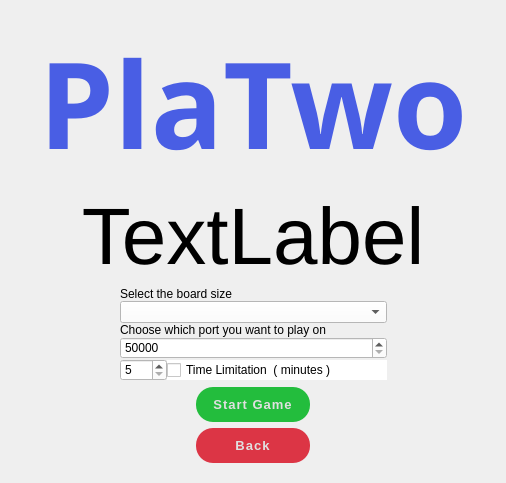
Old version of the form UI/Network/host_page.ui in the repository PlaTwo-project/PlaTwo.
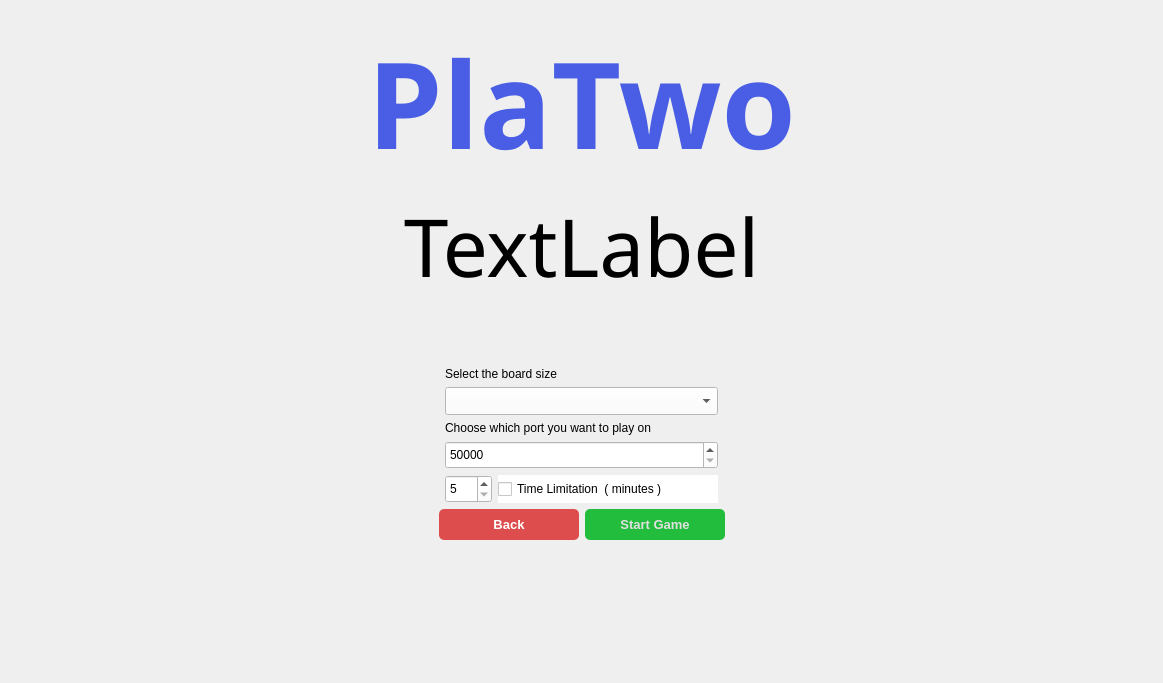
New version of the form.

```diff
--- a/UI/Network/host_page.ui
+++ b/UI/Network/host_page.ui
@@ -6,8 +6,8 @@
    <rect>
     <x>0</x>
     <y>0</y>
-    <width>506</width>
-    <height>412</height>
+    <width>1163</width>
+    <height>683</height>
    </rect>
   </property>
   <property name="windowTitle">
@@ -44,7 +44,7 @@
      </property>
      <widget class="QWidget" name="page_host_setting">
       <layout class="QGridLayout" name="gridLayout">
-       <item row="9" column="0">
+       <item row="10" column="0">
         <layout class="QHBoxLayout" name="horizontalLayout_3">
          <item>
           <spacer name="horizontalSpacer">
@@ -60,31 +60,74 @@
           </spacer>
          </item>
          <item>
-          <layout class="QVBoxLayout" name="verticalLayout">
+          <layout class="QHBoxLayout" name="horizontalLayout_2">
+           <item>
+            <widget class="QPushButton" name="pushButton_back">
+             <property name="minimumSize">
+              <size>
+               <width>140</width>
+               <height>0</height>
+              </size>
+             </property>
+             <property name="font">
+              <font>
+               <pointsize>10</pointsize>
+               <bold>true</bold>
+              </font>
+             </property>
+             <property name="styleSheet">
+              <string notr="true">QPushButton {
+    background-color: #DE4D4D;
+    color: white;
+    border: none;
+    border-radius: 5px;
+    padding: 8px 16px;
+    font-weight: bold;
+}
+
+QPushButton:hover {
+    background-color: #C42B1C;
+}
+
+QPushButton:pressed {
+    background-color: #B02719; 
+}
+</string>
+             </property>
+             <property name="text">
+              <string>Back</string>
+             </property>
+            </widget>
+           </item>
            <item>
             <widget class="QPushButton" name="pushButton_start">
+             <property name="minimumSize">
+              <size>
+               <width>140</width>
+               <height>0</height>
+              </size>
+             </property>
+             <property name="font">
+              <font>
+               <pointsize>10</pointsize>
+               <bold>true</bold>
+              </font>
+             </property>
              <property name="styleSheet">
               <string notr="true">QPushButton {
     background-color: #23BD3D;
     color: #e0e0e0;
-    border-radius: 17px;
-    padding: 10px 17px;
-    font-size: 13px;
+    border-radius: 5px;
+    padding: 8px 16px;
     font-weight: bold;
-    letter-spacing: 1px;
 }
 
 QPushButton:hover {
     background-color: #1D9E33;
-    border-color: #00c8ff;
-    color: white;
-    padding: 12px 18px;
-    font-size: 15px;
 }
 
 QPushButton:pressed {
     background-color: #19872C;
-    border-color: #0088aa;
 }
 </string>
              </property>
@@ -93,38 +136,6 @@
              </property>
             </widget>
            </item>
-           <item>
-            <widget class="QPushButton" name="pushButton_back">
-             <property name="styleSheet">
-              <string notr="true">QPushButton {
-    background-color: #DC3545;
-    color: #e0e0e0;
-    border-radius: 17px;
-    padding: 10px 17px;
-    font-size: 13px;
-    font-weight: bold;
-    letter-spacing: 1px;
-}
-
-QPushButton:hover {
-    background-color: #DC1F22;
-    border-color: #00c8ff;
-    color: white;
-    padding: 12px 28px;
-    font-size: 15px;
-}
-
-QPushButton:pressed {
-    background-color: #C91C1F;
-    border-color: #0088aa;
-}
-</string>
-             </property>
-             <property name="text">
-              <string>Back</string>
-             </property>
-            </widget>
-           </item>
           </layout>
          </item>
          <item>
@@ -142,10 +153,49 @@
          </item>
         </layout>
        </item>
-       <item row="8" column="0">
+       <item row="0" column="0">
+        <widget class="QLabel" name="label_3">
+         <property name="font">
+          <font>
+           <family>Orbitron</family>
+           <pointsize>90</pointsize>
+           <bold>true</bold>
+          </font>
+         </property>
+         <property name="styleSheet">
+          <string notr="true">color: #495ee4;</string>
+         </property>
+         <property name="text">
+          <string>PlaTwo</string>
+         </property>
+         <property name="alignment">
+          <set>Qt::AlignmentFlag::AlignHCenter|Qt::AlignmentFlag::AlignTop</set>
+         </property>
+        </widget>
+       </item>
+       <item row="1" column="0">
+        <widget class="QLabel" name="label_game_name">
+         <property name="font">
+          <font>
+           <family>Orbitron SemiBold</family>
+           <pointsize>60</pointsize>
+          </font>
+         </property>
+         <property name="styleSheet">
+          <string notr="true">color: #000000;</string>
+         </property>
+         <property name="text">
+          <string>TextLabel</string>
+         </property>
+         <property name="alignment">
+          <set>Qt::AlignmentFlag::AlignHCenter|Qt::AlignmentFlag::AlignTop</set>
+         </property>
+        </widget>
+       </item>
+       <item row="9" column="0">
         <layout class="QHBoxLayout" name="horizontalLayout_5">
          <property name="spacing">
-          <number>0</number>
+          <number>6</number>
          </property>
          <item>
           <spacer name="horizontalSpacer_5">
@@ -161,9 +211,9 @@
           </spacer>
          </item>
          <item>
-          <layout class="QVBoxLayout" name="verticalLayout_3" stretch="0,0,0,0,0,0,0">
+          <layout class="QVBoxLayout" name="verticalLayout_3" stretch="0,0,0,0,0">
            <property name="spacing">
-            <number>0</number>
+            <number>6</number>
            </property>
            <property name="sizeConstraint">
             <enum>QLayout::SizeConstraint::SetFixedSize</enum>
@@ -192,6 +242,18 @@
            </item>
            <item>
             <widget class="QComboBox" name="comboBox__board_size">
+             <property name="sizePolicy">
+              <sizepolicy hsizetype="Preferred" vsizetype="Fixed">
+               <horstretch>0</horstretch>
+               <verstretch>20</verstretch>
+              </sizepolicy>
+             </property>
+             <property name="minimumSize">
+              <size>
+               <width>0</width>
+               <height>28</height>
+              </size>
+             </property>
              <property name="styleSheet">
               <string notr="true">
 background-color: rgb(255, 255, 255);
@@ -199,19 +261,6 @@
              </property>
             </widget>
            </item>
-           <item>
-            <spacer name="verticalSpacer_3">
-             <property name="orientation">
-              <enum>Qt::Orientation::Vertical</enum>
-             </property>
-             <property name="sizeHint" stdset="0">
-              <size>
-               <width>20</width>
-               <height>40</height>
-              </size>
-             </property>
-            </spacer>
-           </item>
            <item>
             <widget class="QLabel" name="label_6">
              <property name="text">
@@ -221,6 +270,18 @@
            </item>
            <item>
             <widget class="QSpinBox" name="spinBox_port">
+             <property name="sizePolicy">
+              <sizepolicy hsizetype="Minimum" vsizetype="Fixed">
+               <horstretch>0</horstretch>
+               <verstretch>40</verstretch>
+              </sizepolicy>
+             </property>
+             <property name="minimumSize">
+              <size>
+               <width>0</width>
+               <height>28</height>
+              </size>
+             </property>
              <property name="styleSheet">
               <string notr="true">background-color: rgb(255, 255, 255);
 color: rgb(0, 0, 0);</string>
@@ -233,23 +294,22 @@
              </property>
             </widget>
            </item>
-           <item>
-            <spacer name="verticalSpacer_2">
-             <property name="orientation">
-              <enum>Qt::Orientation::Vertical</enum>
-             </property>
-             <property name="sizeHint" stdset="0">
-              <size>
-               <width>20</width>
-               <height>40</height>
-              </size>
-             </property>
-            </spacer>
-           </item>
            <item>
             <layout class="QHBoxLayout" name="horizontalLayout">
              <item>
               <widget class="QSpinBox" name="spinBox_time_limit">
+               <property name="sizePolicy">
+                <sizepolicy hsizetype="Minimum" vsizetype="Fixed">
+                 <horstretch>0</horstretch>
+                 <verstretch>40</verstretch>
+                </sizepolicy>
+               </property>
+               <property name="minimumSize">
+                <size>
+                 <width>0</width>
+                 <height>28</height>
+                </size>
+               </property>
                <property name="styleSheet">
                 <string notr="true">background-color: rgb(255, 255, 255);
 color: rgb(0, 0, 0);</string>
@@ -267,6 +327,18 @@
                <property name="enabled">
                 <bool>true</bool>
                </property>
+               <property name="sizePolicy">
+                <sizepolicy hsizetype="Minimum" vsizetype="Fixed">
+                 <horstretch>0</horstretch>
+                 <verstretch>40</verstretch>
+                </sizepolicy>
+               </property>
+               <property name="minimumSize">
+                <size>
+                 <width>0</width>
+                 <height>28</height>
+                </size>
+               </property>
                <property name="styleSheet">
                 <string notr="true">background-color: rgb(255, 255, 255);
 color: rgb(0, 0, 0);</string>
@@ -298,43 +370,21 @@
          </item>
         </layout>
        </item>
-       <item row="1" column="0">
-        <widget class="QLabel" name="label_game_name">
-         <property name="font">
-          <font>
-           <pointsize>60</pointsize>
-          </font>
+       <item row="2" column="0">
+        <spacer name="verticalSpacer_4">
+         <property name="orientation">
+          <enum>Qt::Orientation::Vertical</enum>
          </property>
-         <property name="styleSheet">
-          <string notr="true">color: #000000;</string>
+         <property name="sizeType">
+          <enum>QSizePolicy::Policy::Minimum</enum>
          </property>
-         <property name="text">
-          <string>TextLabel</string>
+         <property name="sizeHint" stdset="0">
+          <size>
+           <width>20</width>
+           <height>60</height>
+          </size>
          </property>
-         <property name="alignment">
-          <set>Qt::AlignmentFlag::AlignHCenter|Qt::AlignmentFlag::AlignTop</set>
-         </property>
-        </widget>
-       </item>
-       <item row="0" column="0">
-        <widget class="QLabel" name="label_3">
-         <property name="font">
-          <font>
-           <family>2  Arshia</family>
-           <pointsize>90</pointsize>
-           <bold>true</bold>
-          </font>
-         </property>
-         <property name="styleSheet">
-          <string notr="true">color: #495ee4;</string>
-         </property>
-         <property name="text">
-          <string>PlaTwo</string>
-         </property>
-         <property name="alignment">
-          <set>Qt::AlignmentFlag::AlignHCenter|Qt::AlignmentFlag::AlignTop</set>
-         </property>
-        </widget>
+        </spacer>
        </item>
       </layout>
      </widget>
@@ -490,6 +540,19 @@
      </widget>
     </widget>
    </item>
+   <item row="1" column="0">
+    <spacer name="verticalSpacer_5">
+     <property name="orientation">
+      <enum>Qt::Orientation::Vertical</enum>
+     </property>
+     <property name="sizeHint" stdset="0">
+      <size>
+       <width>20</width>
+       <height>40</height>
+      </size>
+     </property>
+    </spacer>
+   </item>
   </layout>
  </widget>
  <resources/>
```
